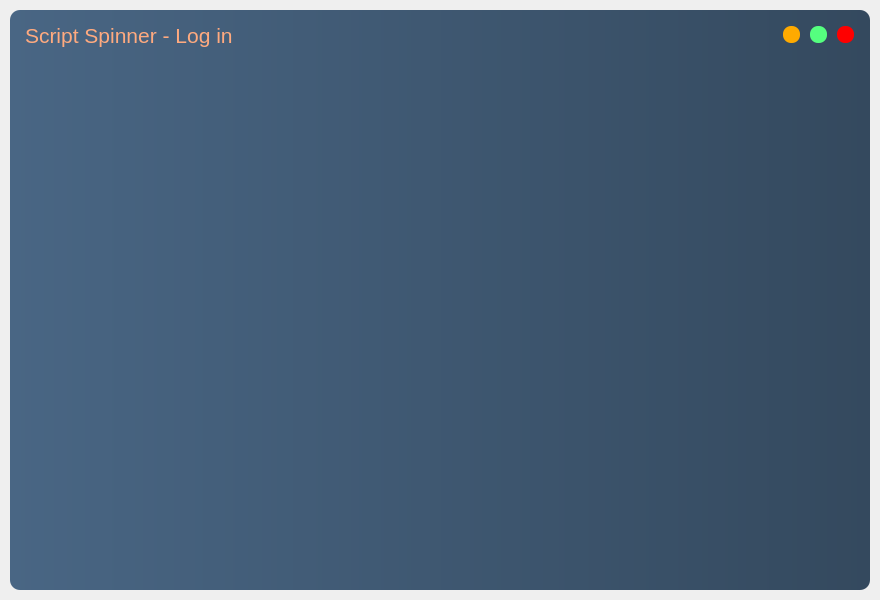
The window that login.ui (hirokiyaginuma/scriptspinner-random) describes before a commit, drawn with Qt 5.
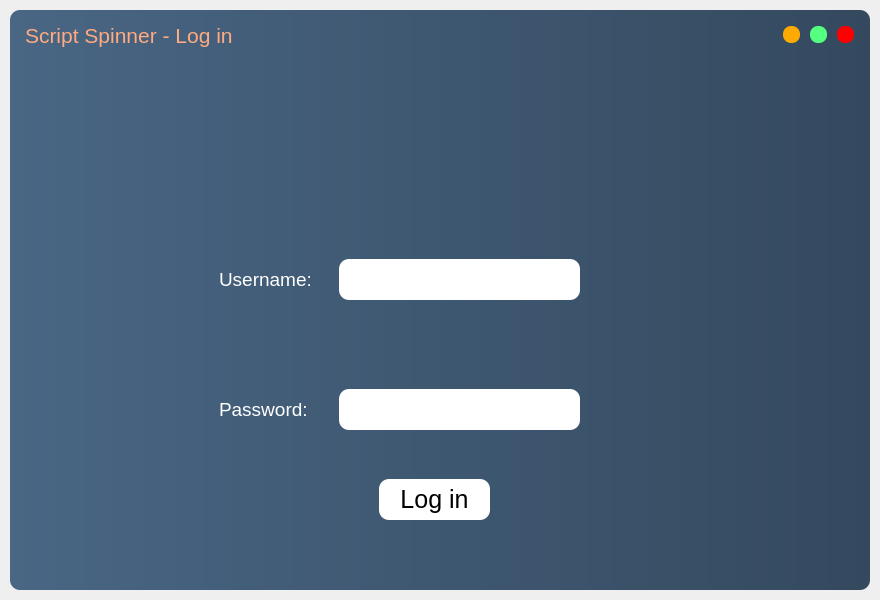
The same window after the commit. Icons and pictures are not drawn.

What changed in the file:
```diff
--- a/login.ui
+++ b/login.ui
@@ -275,43 +275,113 @@
             <property name="frameShadow">
              <enum>QFrame::Raised</enum>
             </property>
+            <widget class="QLineEdit" name="lineEdit">
+             <property name="geometry">
+              <rect>
+               <x>320</x>
+               <y>190</y>
+               <width>241</width>
+               <height>41</height>
+              </rect>
+             </property>
+            </widget>
+            <widget class="QFrame" name="frame_2">
+             <property name="geometry">
+              <rect>
+               <x>0</x>
+               <y>260</y>
+               <width>842</width>
+               <height>238</height>
+              </rect>
+             </property>
+             <property name="minimumSize">
+              <size>
+               <width>842</width>
+               <height>0</height>
+              </size>
+             </property>
+             <property name="frameShape">
+              <enum>QFrame::StyledPanel</enum>
+             </property>
+             <property name="frameShadow">
+              <enum>QFrame::Raised</enum>
+             </property>
+             <widget class="QLineEdit" name="lineEdit_2">
+              <property name="geometry">
+               <rect>
+                <x>320</x>
+                <y>60</y>
+                <width>241</width>
+                <height>41</height>
+               </rect>
+              </property>
+             </widget>
+             <widget class="QLabel" name="label_2">
+              <property name="geometry">
+               <rect>
+                <x>200</x>
+                <y>60</y>
+                <width>91</width>
+                <height>41</height>
+               </rect>
+              </property>
+              <property name="font">
+               <font>
+                <pointsize>14</pointsize>
+               </font>
+              </property>
+              <property name="styleSheet">
+               <string notr="true">color: white;</string>
+              </property>
+              <property name="text">
+               <string>Password:</string>
+              </property>
+             </widget>
+             <widget class="QPushButton" name="pushButton">
+              <property name="geometry">
+               <rect>
+                <x>360</x>
+                <y>150</y>
+                <width>111</width>
+                <height>41</height>
+               </rect>
+              </property>
+              <property name="font">
+               <font>
+                <pointsize>19</pointsize>
+               </font>
+              </property>
+              <property name="styleSheet">
+               <string notr="true">background-color: rgb(255, 255, 255);</string>
+              </property>
+              <property name="text">
+               <string>Log in</string>
+              </property>
+             </widget>
+            </widget>
             <widget class="QLabel" name="label">
              <property name="geometry">
               <rect>
-               <x>270</x>
-               <y>30</y>
-               <width>311</width>
-               <height>171</height>
+               <x>200</x>
+               <y>190</y>
+               <width>91</width>
+               <height>41</height>
               </rect>
              </property>
+             <property name="font">
+              <font>
+               <pointsize>14</pointsize>
+              </font>
+             </property>
+             <property name="styleSheet">
+              <string notr="true">color: white;</string>
+             </property>
              <property name="text">
-              <string/>
-             </property>
-             <property name="pixmap">
-              <pixmap>SS_logo_github.png</pixmap>
-             </property>
-             <property name="scaledContents">
-              <bool>true</bool>
+              <string>Username:</string>
              </property>
             </widget>
            </widget>
           </item>
-          <item>
-           <widget class="QFrame" name="frame_2">
-            <property name="minimumSize">
-             <size>
-              <width>842</width>
-              <height>0</height>
-             </size>
-            </property>
-            <property name="frameShape">
-             <enum>QFrame::StyledPanel</enum>
-            </property>
-            <property name="frameShadow">
-             <enum>QFrame::Raised</enum>
-            </property>
-           </widget>
-          </item>
          </layout>
         </widget>
        </item>
```
